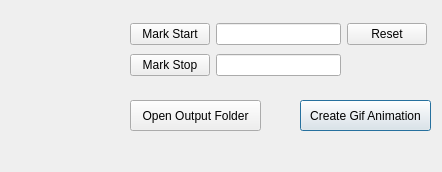
Old version of the form src/gifanimatordialog.ui in the repository rupeshs/ExMplayer.
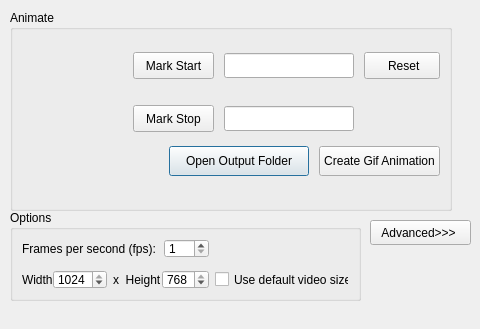
New version of the form. Icons and pictures are not drawn.

Commit message: Added advanced options to animator

```diff
--- a/src/gifanimatordialog.ui
+++ b/src/gifanimatordialog.ui
@@ -6,140 +6,362 @@
    <rect>
     <x>0</x>
     <y>0</y>
-    <width>442</width>
-    <height>172</height>
+    <width>480</width>
+    <height>329</height>
    </rect>
   </property>
+  <property name="minimumSize">
+   <size>
+    <width>480</width>
+    <height>0</height>
+   </size>
+  </property>
+  <property name="maximumSize">
+   <size>
+    <width>480</width>
+    <height>16777215</height>
+   </size>
+  </property>
   <property name="windowTitle">
    <string>Gif Animator</string>
   </property>
-  <widget class="QPushButton" name="pushButtonAnimate">
+  <property name="windowIcon">
+   <iconset resource="ExMplayer.qrc">
+    <normaloff>:/images/ExManim.png</normaloff>:/images/ExManim.png</iconset>
+  </property>
+  <widget class="QGroupBox" name="groupBox">
    <property name="geometry">
     <rect>
-     <x>300</x>
-     <y>100</y>
-     <width>131</width>
-     <height>31</height>
+     <x>10</x>
+     <y>10</y>
+     <width>442</width>
+     <height>201</height>
     </rect>
    </property>
-   <property name="text">
-    <string>Create Gif Animation</string>
+   <property name="title">
+    <string>Animate</string>
    </property>
-  </widget>
-  <widget class="QPushButton" name="pushButtonOpenFolder">
-   <property name="geometry">
-    <rect>
-     <x>130</x>
-     <y>100</y>
-     <width>131</width>
-     <height>31</height>
-    </rect>
-   </property>
-   <property name="text">
-    <string>Open Output Folder</string>
-   </property>
-   <property name="icon">
-    <iconset resource="ExMplayer.qrc">
-     <normaloff>:/images/fileopen.png</normaloff>:/images/fileopen.png</iconset>
-   </property>
-  </widget>
-  <widget class="QWidget" name="layoutWidget">
-   <property name="geometry">
-    <rect>
-     <x>130</x>
-     <y>20</y>
-     <width>297</width>
-     <height>61</height>
-    </rect>
-   </property>
-   <layout class="QGridLayout" name="gridLayout">
-    <item row="0" column="0">
-     <widget class="QPushButton" name="pushButtonStart">
-      <property name="text">
-       <string>Mark Start</string>
-      </property>
-     </widget>
-    </item>
-    <item row="0" column="1">
-     <widget class="QLineEdit" name="lineEditStart"/>
-    </item>
-    <item row="0" column="2">
-     <widget class="QPushButton" name="pushButtonReset">
-      <property name="text">
-       <string>Reset</string>
-      </property>
-      <property name="icon">
-       <iconset resource="ExMplayer.qrc">
-        <normaloff>:/images/reset.png</normaloff>:/images/reset.png</iconset>
-      </property>
-     </widget>
-    </item>
+   <layout class="QGridLayout" name="gridLayout_2">
     <item row="1" column="0">
-     <widget class="QPushButton" name="pushButtonStop">
-      <property name="text">
-       <string>Mark Stop</string>
+     <spacer name="horizontalSpacer">
+      <property name="orientation">
+       <enum>Qt::Horizontal</enum>
       </property>
-     </widget>
+      <property name="sizeHint" stdset="0">
+       <size>
+        <width>140</width>
+        <height>29</height>
+       </size>
+      </property>
+     </spacer>
     </item>
     <item row="1" column="1">
-     <widget class="QLineEdit" name="lineEditStop"/>
+     <layout class="QHBoxLayout" name="horizontalLayout_3">
+      <property name="spacing">
+       <number>10</number>
+      </property>
+      <item>
+       <widget class="QPushButton" name="pushButtonOpenFolder">
+        <property name="minimumSize">
+         <size>
+          <width>140</width>
+          <height>30</height>
+         </size>
+        </property>
+        <property name="text">
+         <string>Open Output Folder</string>
+        </property>
+        <property name="icon">
+         <iconset resource="ExMplayer.qrc">
+          <normaloff>:/images/fileopen.png</normaloff>:/images/fileopen.png</iconset>
+        </property>
+       </widget>
+      </item>
+      <item>
+       <widget class="QPushButton" name="pushButtonAnimate">
+        <property name="minimumSize">
+         <size>
+          <width>121</width>
+          <height>30</height>
+         </size>
+        </property>
+        <property name="text">
+         <string>Create Gif Animation</string>
+        </property>
+       </widget>
+      </item>
+     </layout>
+    </item>
+    <item row="2" column="0" colspan="2">
+     <layout class="QHBoxLayout" name="horizontalLayout">
+      <property name="spacing">
+       <number>9</number>
+      </property>
+      <item>
+       <widget class="QLabel" name="labelLoader">
+        <property name="minimumSize">
+         <size>
+          <width>16</width>
+          <height>16</height>
+         </size>
+        </property>
+        <property name="maximumSize">
+         <size>
+          <width>16</width>
+          <height>16</height>
+         </size>
+        </property>
+        <property name="text">
+         <string/>
+        </property>
+        <property name="pixmap">
+         <pixmap resource="ExMplayer.qrc">:/images/loaderanim.gif</pixmap>
+        </property>
+       </widget>
+      </item>
+      <item>
+       <widget class="QLabel" name="labelStatus">
+        <property name="text">
+         <string/>
+        </property>
+       </widget>
+      </item>
+     </layout>
+    </item>
+    <item row="0" column="0" colspan="2">
+     <layout class="QGridLayout" name="gridLayout">
+      <property name="horizontalSpacing">
+       <number>10</number>
+      </property>
+      <item row="0" column="0" rowspan="2">
+       <widget class="QLabel" name="label">
+        <property name="minimumSize">
+         <size>
+          <width>101</width>
+          <height>101</height>
+         </size>
+        </property>
+        <property name="maximumSize">
+         <size>
+          <width>101</width>
+          <height>101</height>
+         </size>
+        </property>
+        <property name="text">
+         <string/>
+        </property>
+        <property name="pixmap">
+         <pixmap resource="ExMplayer.qrc">:/images/ExManim.png</pixmap>
+        </property>
+        <property name="scaledContents">
+         <bool>true</bool>
+        </property>
+       </widget>
+      </item>
+      <item row="0" column="1">
+       <widget class="QPushButton" name="pushButtonStart">
+        <property name="minimumSize">
+         <size>
+          <width>81</width>
+          <height>27</height>
+         </size>
+        </property>
+        <property name="text">
+         <string>Mark Start</string>
+        </property>
+       </widget>
+      </item>
+      <item row="0" column="2">
+       <widget class="QLineEdit" name="lineEditStart">
+        <property name="minimumSize">
+         <size>
+          <width>130</width>
+          <height>25</height>
+         </size>
+        </property>
+       </widget>
+      </item>
+      <item row="0" column="3">
+       <widget class="QPushButton" name="pushButtonReset">
+        <property name="minimumSize">
+         <size>
+          <width>75</width>
+          <height>27</height>
+         </size>
+        </property>
+        <property name="text">
+         <string> Reset</string>
+        </property>
+        <property name="icon">
+         <iconset resource="ExMplayer.qrc">
+          <normaloff>:/images/undo.png</normaloff>:/images/undo.png</iconset>
+        </property>
+       </widget>
+      </item>
+      <item row="1" column="1">
+       <widget class="QPushButton" name="pushButtonStop">
+        <property name="minimumSize">
+         <size>
+          <width>81</width>
+          <height>27</height>
+         </size>
+        </property>
+        <property name="text">
+         <string>Mark Stop</string>
+        </property>
+       </widget>
+      </item>
+      <item row="1" column="2">
+       <widget class="QLineEdit" name="lineEditStop">
+        <property name="minimumSize">
+         <size>
+          <width>130</width>
+          <height>25</height>
+         </size>
+        </property>
+       </widget>
+      </item>
+     </layout>
     </item>
    </layout>
   </widget>
-  <widget class="QLabel" name="label">
+  <widget class="QGroupBox" name="groupBox_2">
    <property name="geometry">
     <rect>
      <x>10</x>
-     <y>20</y>
+     <y>210</y>
+     <width>351</width>
+     <height>91</height>
+    </rect>
+   </property>
+   <property name="title">
+    <string>Options</string>
+   </property>
+   <layout class="QGridLayout" name="gridLayout_3">
+    <property name="verticalSpacing">
+     <number>12</number>
+    </property>
+    <item row="0" column="0" colspan="2">
+     <widget class="QLabel" name="label_2">
+      <property name="text">
+       <string>Frames per second (fps):</string>
+      </property>
+     </widget>
+    </item>
+    <item row="0" column="2">
+     <widget class="QSpinBox" name="spinBoxFps">
+      <property name="maximumSize">
+       <size>
+        <width>54</width>
+        <height>16777215</height>
+       </size>
+      </property>
+      <property name="minimum">
+       <number>1</number>
+      </property>
+      <property name="maximum">
+       <number>24</number>
+      </property>
+     </widget>
+    </item>
+    <item row="0" column="3">
+     <spacer name="horizontalSpacer_2">
+      <property name="orientation">
+       <enum>Qt::Horizontal</enum>
+      </property>
+      <property name="sizeHint" stdset="0">
+       <size>
+        <width>40</width>
+        <height>20</height>
+       </size>
+      </property>
+     </spacer>
+    </item>
+    <item row="1" column="0">
+     <layout class="QHBoxLayout" name="horizontalLayout_2">
+      <item>
+       <widget class="QLabel" name="label_3">
+        <property name="text">
+         <string>Width</string>
+        </property>
+       </widget>
+      </item>
+      <item>
+       <widget class="QSpinBox" name="spinBoxWidth">
+        <property name="maximumSize">
+         <size>
+          <width>60</width>
+          <height>16777215</height>
+         </size>
+        </property>
+        <property name="minimum">
+         <number>-1</number>
+        </property>
+        <property name="maximum">
+         <number>1024</number>
+        </property>
+        <property name="value">
+         <number>1024</number>
+        </property>
+       </widget>
+      </item>
+     </layout>
+    </item>
+    <item row="1" column="1" colspan="2">
+     <layout class="QHBoxLayout" name="horizontalLayout_4">
+      <item>
+       <widget class="QLabel" name="label_4">
+        <property name="text">
+         <string>x  Height</string>
+        </property>
+       </widget>
+      </item>
+      <item>
+       <widget class="QSpinBox" name="spinBoxHeight">
+        <property name="maximumSize">
+         <size>
+          <width>60</width>
+          <height>16777215</height>
+         </size>
+        </property>
+        <property name="minimum">
+         <number>-1</number>
+        </property>
+        <property name="maximum">
+         <number>768</number>
+        </property>
+        <property name="value">
+         <number>768</number>
+        </property>
+       </widget>
+      </item>
+     </layout>
+    </item>
+    <item row="1" column="3">
+     <widget class="QCheckBox" name="checkBox">
+      <property name="text">
+       <string>Use default video size</string>
+      </property>
+     </widget>
+    </item>
+   </layout>
+  </widget>
+  <widget class="QPushButton" name="detailsPushButton">
+   <property name="geometry">
+    <rect>
+     <x>370</x>
+     <y>220</y>
      <width>101</width>
-     <height>111</height>
+     <height>25</height>
     </rect>
    </property>
    <property name="text">
-    <string/>
+    <string> Advanced&gt;&gt;&gt;  </string>
    </property>
-   <property name="pixmap">
-    <pixmap resource="ExMplayer.qrc">:/images/ExManim.png</pixmap>
-   </property>
-   <property name="scaledContents">
+   <property name="checkable">
     <bool>true</bool>
    </property>
   </widget>
-  <widget class="QWidget" name="">
-   <property name="geometry">
-    <rect>
-     <x>20</x>
-     <y>140</y>
-     <width>411</width>
-     <height>20</height>
-    </rect>
-   </property>
-   <layout class="QHBoxLayout" name="horizontalLayout">
-    <item>
-     <widget class="QLabel" name="labelLoader">
-      <property name="maximumSize">
-       <size>
-        <width>16</width>
-        <height>16</height>
-       </size>
-      </property>
-      <property name="text">
-       <string/>
-      </property>
-      <property name="pixmap">
-       <pixmap resource="ExMplayer.qrc">:/images/loaderanim.gif</pixmap>
-      </property>
-     </widget>
-    </item>
-    <item>
-     <widget class="QLabel" name="labelStatus">
-      <property name="text">
-       <string/>
-      </property>
-     </widget>
-    </item>
-   </layout>
-  </widget>
  </widget>
  <resources>
   <include location="ExMplayer.qrc"/>
```
Left out of the diff: 2 changed lines with no effect on the pictures. The commit also changes 8 other files.
